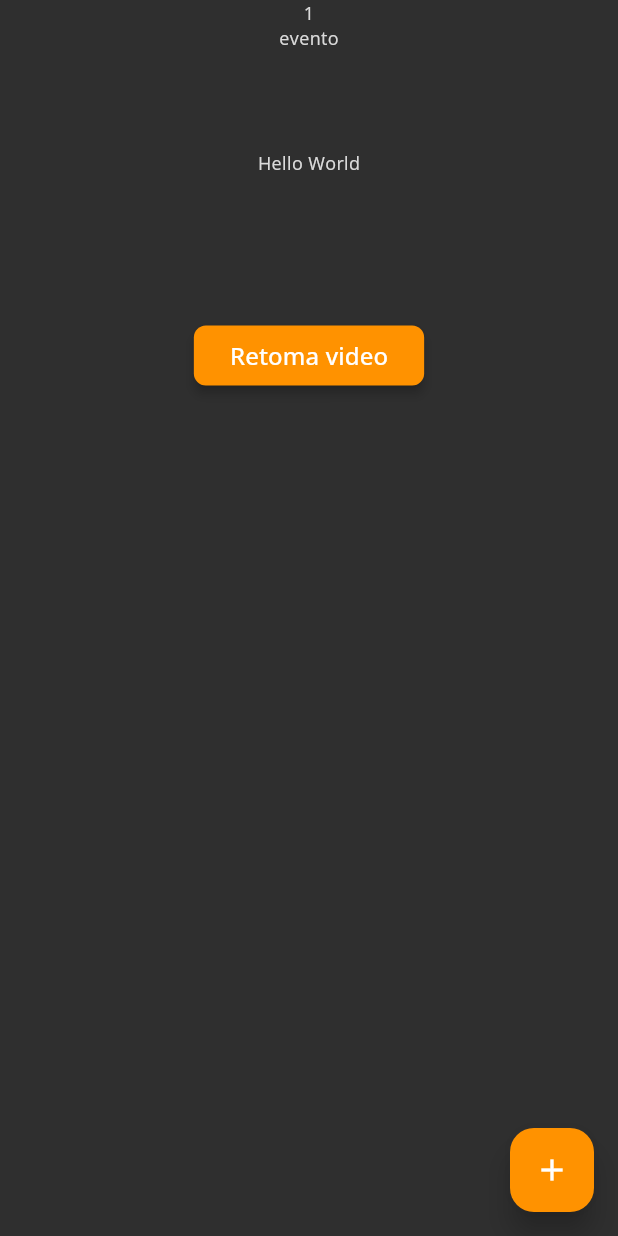
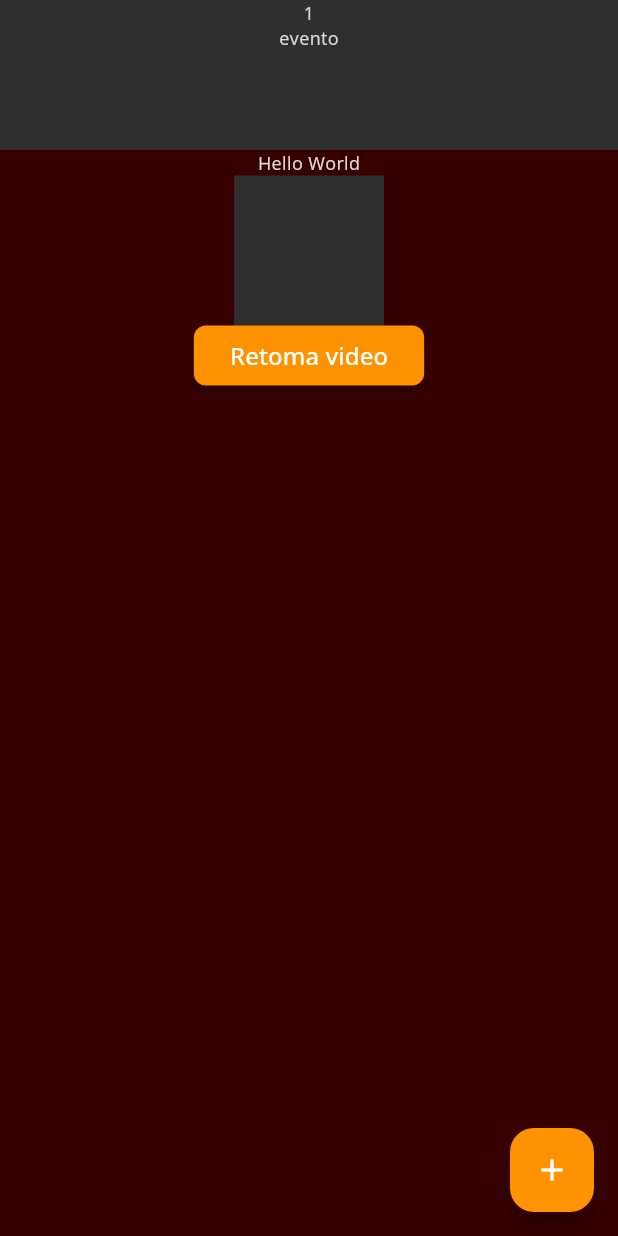
Before and after one commit to RyanProgramador/Giants, a Flutter app: the DesenvolvimentoWidget screen opened by its route, on a phone screen of 412 x 824 dp. Run offline on Flutter 3.47's test engine with Material 3 defaults, Android fonts, the phone set to English and light mode, and no system bars; drawn by our look-alikes of auto_size_text; our stand-ins replace barcode_widget, camera, carousel_slider, chewie, country_code_picker, easy_debounce and 17 more; missing offline and left inert: flutter_barcode_scanner, json_path, mime_type; accounts and stored records are empty; key blocks and very long unbroken strings in the code were emptied for the run.

Commit message:
Updating to latest FlutterFlow output.

```diff
--- a/lib/desenvolvimento/desenvolvimento_widget.dart
+++ b/lib/desenvolvimento/desenvolvimento_widget.dart
@@ -74,7 +74,7 @@ class _DesenvolvimentoWidgetState extends State<DesenvolvimentoWidget> {
             width: double.infinity,
             height: double.infinity,
             decoration: BoxDecoration(
-              color: FlutterFlowTheme.of(context).secondaryBackground,
+              color: Color(0xFF370000),
             ),
             child: Column(
               mainAxisSize: MainAxisSize.max,
@@ -197,15 +197,20 @@ class _DesenvolvimentoWidgetState extends State<DesenvolvimentoWidget> {
                   builder: (context) {
                     final asdasd =
                         FFAppState().eventosLitados.map((e) => e).toList();
-                    return Column(
+                    return SingleChildScrollView(
+                      child: Column(
                         mainAxisSize: MainAxisSize.max,
                         children: List.generate(asdasd.length, (asdasdIndex) {
                           final asdasdItem = asdasd[asdasdIndex];
                           return Text(
-                          asdasdItem.toString(),
+                            getJsonField(
+                              asdasdItem,
+                              r'''$.descricao''',
+                            ).toString(),
                             style: FlutterFlowTheme.of(context).bodyMedium,
                           );
                         }),
+                      ),
                     );
                   },
                 ),
```
Lines whose indentation alone changed are shown as unchanged.
